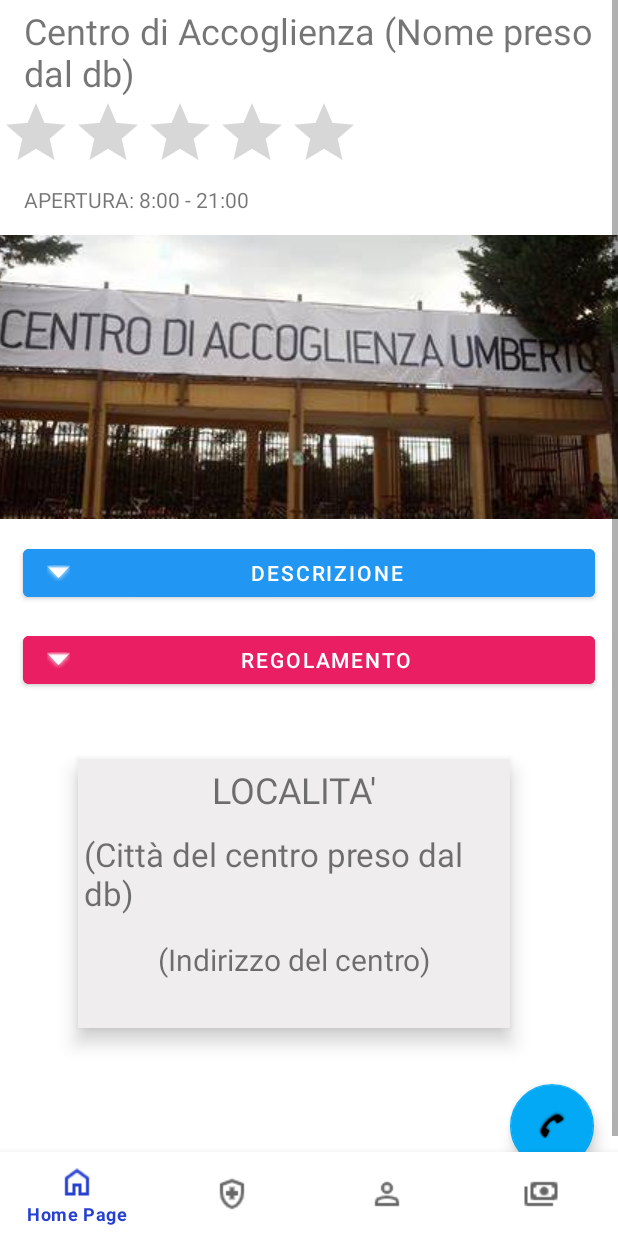
After one commit to an70nn/AsilApp, an Android app: the fragment ResidenceFragment placed in its activity, on a phone screen of 412 x 824 dp. The commit adds this screen. Run offline under Robolectric (Android 15) with nearby library versions, the phone set to English and light mode, and no system bars.

Commit message:
Aggiunto ResidenceFragment raggiungibile da HomeFragment per il centro di accoglienza

```diff
--- a/app/src/main/java/com/example/asilapp/ui/HomeFragment.java
+++ b/app/src/main/java/com/example/asilapp/ui/HomeFragment.java
@@ -1,20 +1,75 @@
 package com.example.asilapp.ui;
 
+import android.content.Context;
+import android.content.Intent;
+import android.content.pm.PackageManager;
+import android.location.*;
+import android.net.Uri;
 import android.os.Bundle;
 import android.view.LayoutInflater;
 import android.view.View;
 import android.view.ViewGroup;
+import android.widget.Button;
 
 import androidx.annotation.NonNull;
+import androidx.core.app.ActivityCompat;
+import androidx.core.content.ContextCompat;
 import androidx.fragment.app.Fragment;
+import androidx.fragment.app.FragmentTransaction;
+
+import android.Manifest;
+import android.widget.Toast;
 
 import com.example.asilapp.R;
 
 public class HomeFragment extends Fragment {
 
+    private Button cityInfoBtn, residenceInfoBtn;
+
     public View onCreateView(@NonNull LayoutInflater inflater,
                              ViewGroup container, Bundle savedInstanceState) {
 
-        return inflater.inflate(R.layout.fragment_home, container, false);
+        View view = inflater.inflate(R.layout.fragment_home, container, false);
+
+        cityInfoBtn = view.findViewById(R.id.city_info_btn);
+        cityInfoBtn.setOnClickListener(new View.OnClickListener() {
+            @Override
+            public void onClick(View v) {
+                openMap();
+            }
+        });
+
+        residenceInfoBtn = view.findViewById(R.id.residence_info_btn);
+        residenceInfoBtn.setOnClickListener(new View.OnClickListener() {
+            @Override
+            public void onClick(View v) {
+                FragmentTransaction transaction = getActivity().getSupportFragmentManager().beginTransaction();
+                ResidenceFragment fragment = new ResidenceFragment();
+                transaction.replace(R.id.fragment_container, fragment);
+                transaction.commit();
+            }
+        });
+
+        return view;
+    }
+
+    private void openMap() {
+        // Controllo se l'app ha i permessi di localizzazione
+        if (ContextCompat.checkSelfPermission(getActivity(), Manifest.permission.ACCESS_FINE_LOCATION)
+                != PackageManager.PERMISSION_GRANTED) {
+            // Se non ha i permessi, li richiedo
+            ActivityCompat.requestPermissions(getActivity(), new String[]{Manifest.permission.ACCESS_FINE_LOCATION}, 1);
+        } else {
+            // Se ha i permessi, ottengo la posizione e apro la mappa
+            Uri gmmIntentUri = Uri.parse("geo:0,0");
+            Intent mapIntent = new Intent(Intent.ACTION_VIEW, gmmIntentUri);
+            mapIntent.setPackage("com.google.android.apps.maps");
+            if (mapIntent.resolveActivity(getActivity().getPackageManager()) != null) {
+                startActivity(mapIntent);
+            } else {
+                // Mostra un messaggio all'utente che non c'è un'app per gestire l'Intent
+                Toast.makeText(getActivity(), "Non c'è un'app disponibile per aprire la mappa", Toast.LENGTH_LONG).show();
+            }
+        }
     }
 }
--- /dev/null
+++ b/app/src/main/java/com/example/asilapp/ui/ResidenceFragment.java
@@ -0,0 +1,22 @@
+package com.example.asilapp.ui;
+
+import android.os.Bundle;
+import android.view.LayoutInflater;
+import android.view.View;
+import android.view.ViewGroup;
+
+import androidx.annotation.NonNull;
+import androidx.fragment.app.Fragment;
+
+import com.example.asilapp.R;
+
+public class ResidenceFragment extends Fragment {
+
+    public View onCreateView(@NonNull LayoutInflater inflater,
+                             ViewGroup container, Bundle savedInstanceState) {
+
+        View view = inflater.inflate(R.layout.fragment_residence, container, false);
+        return view;
+    }
+
+}
--- /dev/null
+++ b/app/src/main/res/layout/fragment_residence.xml
@@ -0,0 +1,165 @@
+<?xml version="1.0" encoding="utf-8"?>
+<FrameLayout xmlns:android="http://schemas.android.com/apk/res/android"
+    xmlns:app="http://schemas.android.com/apk/res-auto"
+    xmlns:tools="http://schemas.android.com/tools"
+    android:layout_width="match_parent"
+    android:layout_height="match_parent"
+    tools:context=".ui.ResidenceFragment">
+
+    <ScrollView
+        android:layout_width="match_parent"
+        android:layout_height="match_parent" >
+
+        <androidx.constraintlayout.widget.ConstraintLayout
+            android:layout_width="match_parent"
+            android:layout_height="match_parent">
+
+            <com.google.android.material.floatingactionbutton.FloatingActionButton
+                android:id="@+id/floatingActionButton2"
+                android:layout_width="wrap_content"
+                android:layout_height="wrap_content"
+                android:layout_marginTop="37dp"
+                android:layout_marginEnd="16dp"
+                android:clickable="true"
+                android:src="@android:drawable/stat_sys_phone_call"
+                app:backgroundTint="#03A9F4"
+                app:layout_constraintEnd_toEndOf="parent"
+                app:layout_constraintTop_toBottomOf="@+id/constraintLayout4" />
+
+            <ImageView
+                android:id="@+id/imageView9"
+                android:layout_width="match_parent"
+                android:layout_height="189dp"
+                android:layout_marginTop="14dp"
+                android:adjustViewBounds="false"
+                android:cropToPadding="false"
+                android:elevation="16dp"
+                android:scaleType="center"
+                android:src="@drawable/center_example"
+                app:layout_constraintEnd_toEndOf="parent"
+                app:layout_constraintStart_toStartOf="parent"
+                app:layout_constraintTop_toBottomOf="@+id/textView19" />
+
+            <TextView
+                android:id="@+id/center_title"
+                android:layout_width="wrap_content"
+                android:layout_height="wrap_content"
+                android:layout_marginStart="16dp"
+                android:layout_marginTop="4dp"
+                android:text="Centro di Accoglienza (Nome preso dal db)"
+                android:textSize="24sp"
+                app:layout_constraintStart_toStartOf="parent"
+                app:layout_constraintTop_toTopOf="parent" />
+
+            <androidx.constraintlayout.widget.ConstraintLayout
+                android:id="@+id/constraintLayout4"
+                android:layout_width="288dp"
+                android:layout_height="179dp"
+                android:layout_marginStart="52dp"
+                android:layout_marginTop="44dp"
+                android:layout_marginEnd="52dp"
+                android:background="#EFEDED"
+                android:elevation="8dp"
+                app:layout_constraintEnd_toEndOf="parent"
+                app:layout_constraintHorizontal_bias="0.0"
+                app:layout_constraintStart_toStartOf="parent"
+                app:layout_constraintTop_toBottomOf="@+id/button4">
+
+                <TextView
+                    android:id="@+id/center_location"
+                    android:layout_width="wrap_content"
+                    android:layout_height="wrap_content"
+                    android:layout_marginStart="64dp"
+                    android:layout_marginEnd="64dp"
+                    android:layout_marginBottom="16dp"
+                    android:elevation="16dp"
+                    android:text="(Indirizzo del centro)"
+                    android:textSize="20sp"
+                    app:layout_constraintBottom_toBottomOf="parent"
+                    app:layout_constraintEnd_toEndOf="parent"
+                    app:layout_constraintStart_toStartOf="parent"
+                    app:layout_constraintTop_toBottomOf="@+id/center_city"/>
+
+                <TextView
+                    android:id="@+id/textView16"
+                    android:layout_width="wrap_content"
+                    android:layout_height="wrap_content"
+                    android:layout_marginStart="88dp"
+                    android:layout_marginTop="4dp"
+                    android:layout_marginEnd="88dp"
+                    android:text="LOCALITA'"
+                    android:textSize="24sp"
+                    app:layout_constraintEnd_toEndOf="parent"
+                    app:layout_constraintStart_toStartOf="parent"
+                    app:layout_constraintTop_toTopOf="parent" />
+
+                <TextView
+                    android:id="@+id/center_city"
+                    android:layout_width="wrap_content"
+                    android:layout_height="wrap_content"
+                    android:layout_marginStart="103dp"
+                    android:layout_marginTop="12dp"
+                    android:layout_marginEnd="103dp"
+                    android:text="(Città del centro preso dal db)"
+                    android:textSize="22sp"
+                    app:layout_constraintEnd_toEndOf="parent"
+                    app:layout_constraintHorizontal_bias="0.482"
+                    app:layout_constraintStart_toStartOf="parent"
+                    app:layout_constraintTop_toBottomOf="@+id/textView16" />
+
+            </androidx.constraintlayout.widget.ConstraintLayout>
+
+            <Button
+                android:id="@+id/button3"
+                android:layout_width="381dp"
+                android:layout_height="44dp"
+                android:layout_marginStart="40dp"
+                android:layout_marginTop="14dp"
+                android:layout_marginEnd="40dp"
+                android:backgroundTint="#2196F3"
+                android:elevation="8dp"
+                android:text="DESCRIZIONE"
+                app:icon="@android:drawable/arrow_down_float"
+                app:layout_constraintEnd_toEndOf="parent"
+                app:layout_constraintStart_toStartOf="parent"
+                app:layout_constraintTop_toBottomOf="@+id/imageView9" />
+
+            <Button
+                android:id="@+id/button4"
+                android:layout_width="381dp"
+                android:layout_height="44dp"
+                android:layout_marginStart="40dp"
+                android:layout_marginTop="14dp"
+                android:layout_marginEnd="40dp"
+                android:backgroundTint="#E91E63"
+                android:elevation="8dp"
+                android:text="REGOLAMENTO"
+                app:icon="@android:drawable/arrow_down_float"
+                app:layout_constraintEnd_toEndOf="parent"
+                app:layout_constraintStart_toStartOf="parent"
+                app:layout_constraintTop_toBottomOf="@+id/button3" />
+
+            <RatingBar
+                android:id="@+id/ratingBar"
+                android:layout_width="wrap_content"
+                android:layout_height="wrap_content"
+                android:numStars="5"
+                android:rating="0"
+                android:stepSize="1.0"
+                app:layout_constraintStart_toStartOf="parent"
+                app:layout_constraintTop_toBottomOf="@+id/center_title" />
+
+            <TextView
+                android:id="@+id/textView19"
+                android:layout_width="wrap_content"
+                android:layout_height="wrap_content"
+                android:layout_marginStart="16dp"
+                android:layout_marginTop="1dp"
+                android:text="APERTURA: 8:00 - 21:00"
+                app:layout_constraintStart_toStartOf="parent"
+                app:layout_constraintTop_toBottomOf="@+id/ratingBar" />
+
+        </androidx.constraintlayout.widget.ConstraintLayout>
+    </ScrollView>
+
+</FrameLayout>
```
